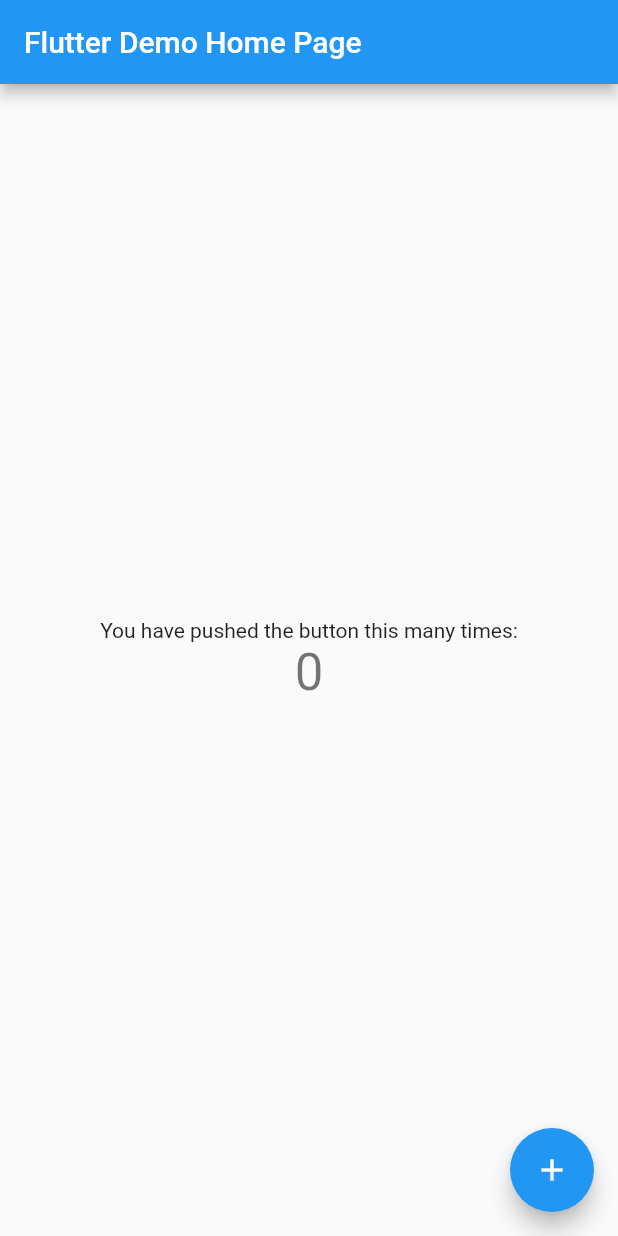
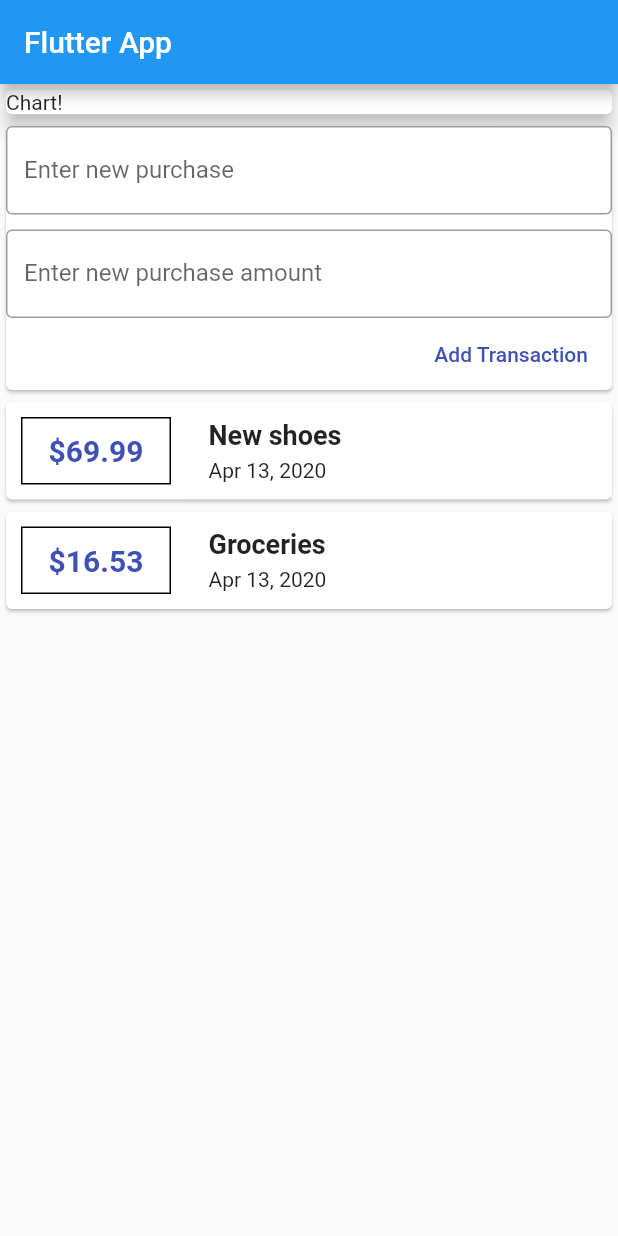
Before and after one commit to spencerdezartsmith/personal_expenses, a Flutter app: the screen it shows after launch, on a phone screen of 412 x 824 dp. Run offline on Flutter 3.47's test engine with Material 2 defaults, Android fonts, the phone set to English and light mode, and no system bars.

Commit message:
[master] Build list, add to list

```diff
--- a/lib/main.dart
+++ b/lib/main.dart
@@ -1,111 +1,38 @@
 import 'package:flutter/material.dart';
+import 'package:personal_expenses/widgets/user_transactions.dart';
+import './widgets/user_transactions.dart';
 
 void main() => runApp(MyApp());
 
 class MyApp extends StatelessWidget {
-  // This widget is the root of your application.
   @override
   Widget build(BuildContext context) {
     return MaterialApp(
       title: 'Flutter Demo',
-      theme: ThemeData(
-        // This is the theme of your application.
-        //
-        // Try running your application with "flutter run". You'll see the
-        // application has a blue toolbar. Then, without quitting the app, try
-        // changing the primarySwatch below to Colors.green and then invoke
-        // "hot reload" (press "r" in the console where you ran "flutter run",
-        // or simply save your changes to "hot reload" in a Flutter IDE).
-        // Notice that the counter didn't reset back to zero; the application
-        // is not restarted.
-        primarySwatch: Colors.blue,
-      ),
-      home: MyHomePage(title: 'Flutter Demo Home Page'),
+      home: MyHomePage(),
     );
   }
 }
 
-class MyHomePage extends StatefulWidget {
-  MyHomePage({Key key, this.title}) : super(key: key);
-
-  // This widget is the home page of your application. It is stateful, meaning
-  // that it has a State object (defined below) that contains fields that affect
-  // how it looks.
-
-  // This class is the configuration for the state. It holds the values (in this
-  // case the title) provided by the parent (in this case the App widget) and
-  // used by the build method of the State. Fields in a Widget subclass are
-  // always marked "final".
-
-  final String title;
-
-  @override
-  _MyHomePageState createState() => _MyHomePageState();
-}
-
-class _MyHomePageState extends State<MyHomePage> {
-  int _counter = 0;
-
-  void _incrementCounter() {
-    setState(() {
-      // This call to setState tells the Flutter framework that something has
-      // changed in this State, which causes it to rerun the build method below
-      // so that the display can reflect the updated values. If we changed
-      // _counter without calling setState(), then the build method would not be
-      // called again, and so nothing would appear to happen.
-      _counter++;
-    });
-  }
-
+class MyHomePage extends StatelessWidget {
   @override
   Widget build(BuildContext context) {
-    // This method is rerun every time setState is called, for instance as done
-    // by the _incrementCounter method above.
-    //
-    // The Flutter framework has been optimized to make rerunning build methods
-    // fast, so that you can just rebuild anything that needs updating rather
-    // than having to individually change instances of widgets.
     return Scaffold(
       appBar: AppBar(
-        // Here we take the value from the MyHomePage object that was created by
-        // the App.build method, and use it to set our appbar title.
-        title: Text(widget.title),
+        title: Text('Flutter App'),
       ),
-      body: Center(
-        // Center is a layout widget. It takes a single child and positions it
-        // in the middle of the parent.
-        child: Column(
-          // Column is also a layout widget. It takes a list of children and
-          // arranges them vertically. By default, it sizes itself to fit its
-          // children horizontally, and tries to be as tall as its parent.
-          //
-          // Invoke "debug painting" (press "p" in the console, choose the
-          // "Toggle Debug Paint" action from the Flutter Inspector in Android
-          // Studio, or the "Toggle Debug Paint" command in Visual Studio Code)
-          // to see the wireframe for each widget.
-          //
-          // Column has various properties to control how it sizes itself and
-          // how it positions its children. Here we use mainAxisAlignment to
-          // center the children vertically; the main axis here is the vertical
-          // axis because Columns are vertical (the cross axis would be
-          // horizontal).
-          mainAxisAlignment: MainAxisAlignment.center,
-          children: <Widget>[
-            Text(
-              'You have pushed the button this many times:',
+      body: Column(
+        children: <Widget>[
+          Container(
+            width: double.infinity,
+            child: Card(
+              child: Text('Chart!'),
+              elevation: 5,
             ),
-            Text(
-              '$_counter',
-              style: Theme.of(context).textTheme.display1,
-            ),
-          ],
-        ),
-      ),
-      floatingActionButton: FloatingActionButton(
-        onPressed: _incrementCounter,
-        tooltip: 'Increment',
-        child: Icon(Icons.add),
-      ), // This trailing comma makes auto-formatting nicer for build methods.
+          ),
+          UserTransactions(),
+        ],
+      )
     );
   }
 }
--- /dev/null
+++ b/lib/models/transaction.dart
@@ -0,0 +1,15 @@
+import 'package:flutter/foundation.dart';
+
+class Transaction {
+  final String id;
+  final String title;
+  final double amount;
+  final DateTime date;
+
+  Transaction({
+    @required this.id,
+    @required this.title,
+    @required this.amount,
+    @required this.date
+  });
+}
--- /dev/null
+++ b/lib/widgets/new_transaction.dart
@@ -0,0 +1,45 @@
+import 'package:flutter/material.dart';
+import 'package:personal_expenses/widgets/user_transactions.dart';
+
+class NewTransaction extends StatelessWidget {
+  final titleController = TextEditingController();
+  final amountController = TextEditingController();
+  final Function addNewTransaction;
+
+  NewTransaction(this.addNewTransaction);
+
+  @override
+  Widget build(BuildContext context) {
+    return Card(
+      child: Column(
+        crossAxisAlignment: CrossAxisAlignment.end,
+        children: <Widget>[
+          TextField(
+            decoration: InputDecoration(
+              border: OutlineInputBorder(),
+              labelText: 'Enter new purchase'
+            ),
+            controller: titleController,
+          ),
+          Container(
+            padding: EdgeInsets.only(bottom: 10.0)
+          ),
+          TextField(
+            decoration: InputDecoration(
+              border: OutlineInputBorder(),
+              labelText: 'Enter new purchase amount'
+            ),
+            controller: amountController,
+          ),
+          FlatButton(
+            onPressed: () {
+              addNewTransaction(titleController.text, double.parse(amountController.text));
+            },
+            textColor: Colors.indigo,
+            child: Text('Add Transaction')
+          )
+        ]
+      )
+    );
+  }
+}
--- /dev/null
+++ b/lib/widgets/transaction_list.dart
@@ -0,0 +1,69 @@
+import 'package:flutter/material.dart';
+import 'package:intl/intl.dart';
+import '../models/transaction.dart';
+
+class TransactionList extends StatelessWidget {
+  final List<Transaction> transactions;
+
+  TransactionList(this.transactions);
+
+  @override
+  Widget build(BuildContext context) {
+    return Container(
+      height: 300,
+      child: ListView.builder(
+        itemBuilder: (ctx, index) {
+          return Card(
+            child: Row(
+              children: <Widget>[
+                Container(
+                  width: 100,
+                  margin: EdgeInsets.all(10.0),
+                  padding: EdgeInsets.all(10.0),
+                  decoration: BoxDecoration(
+                    border: Border.all(
+                      color: Colors.black
+                    )
+                  ),
+                  child: Center(
+                    child: Text(
+                      '\$${transactions[index].amount}',
+                      style: TextStyle(
+                        fontWeight: FontWeight.bold,
+                        fontSize: 20.0,
+                        color: Colors.indigo,
+                      ),
+                    )
+                  )
+                ),
+                Column(
+                  crossAxisAlignment: CrossAxisAlignment.start,
+                  children: <Widget>[
+                    Container(
+                      margin: EdgeInsets.symmetric(horizontal: 15.0),
+                      padding: EdgeInsets.only(bottom: 5.0),
+                      child: Text(
+                        transactions[index].title,
+                        style: TextStyle(
+                          fontWeight: FontWeight.bold,
+                          fontSize: 18.0,
+                        ),
+                      )
+                    ),
+                    Container(
+                      margin: EdgeInsets.symmetric(horizontal: 15.0),
+                      child: Text(
+                        DateFormat.yMMMd().format(transactions[index].date)
+                      )
+                    ),
+                  ]
+                )
+              ],
+            )
+          );
+        },
+        itemCount: transactions.length,
+      ),
+    );
+  }
+}
--- /dev/null
+++ b/lib/widgets/user_transactions.dart
@@ -0,0 +1,39 @@
+import 'package:flutter/material.dart';
+import 'transaction_list.dart';
+import 'new_transaction.dart';
+import '../models/transaction.dart';
+
+class UserTransactions extends StatefulWidget {
+  @override
+  _UserTransactionsState createState() => _UserTransactionsState();
+}
+
+class _UserTransactionsState extends State<UserTransactions> {
+  final List<Transaction> _transactions = [
+    Transaction(id: 't1', title: 'New shoes', amount: 69.99, date: DateTime.now()),
+    Transaction(id: 't2', title: 'Groceries', amount: 16.53, date: DateTime.now()),
+  ];
+
+  void _addNewTransaction(String txTitle, double txAmount) {
+    final newTx = Transaction(
+      title: txTitle,
+      amount: txAmount,
+      date: DateTime.now(),
+      id: DateTime.now().toString(),
+    );
+
+    setState(() => {
+      _transactions.add(newTx)
+    });
+  }
+
+  @override
+  Widget build(BuildContext context) {
+    return Column(
+      children: <Widget>[
+        NewTransaction(_addNewTransaction),
+        TransactionList(_transactions),
+      ],
+    );
+  }
+}
--- a/pubspec.yaml
+++ b/pubspec.yaml
@@ -19,6 +19,7 @@ environment:
 dependencies:
   flutter:
     sdk: flutter
+  intl: ^0.16.1
 
   # The following adds the Cupertino Icons font to your application.
   # Use with the CupertinoIcons class for iOS style icons.
```
Also changed, not shown: pubspec.lock.
